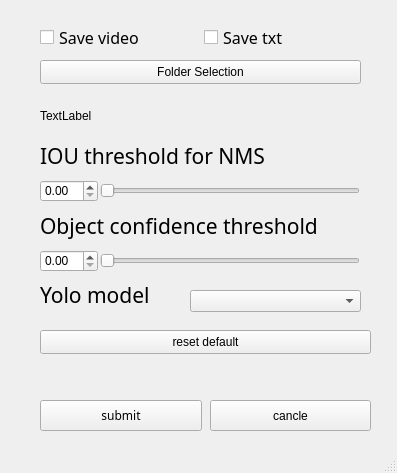
Above: win/setting.ui from sprinterxz/Wrong_way_detections before the change. Below: the same form after it.
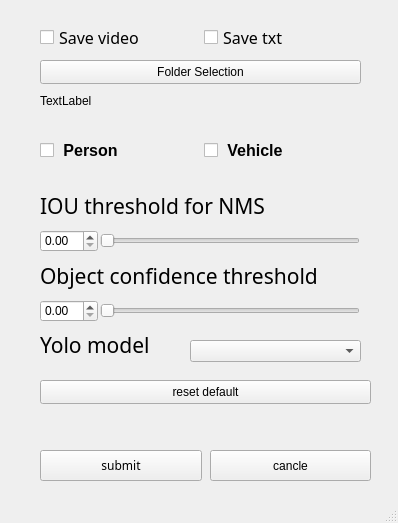
That is the form after the change.

Commit message: update detect person

Patch:
```diff
--- a/win/setting.ui
+++ b/win/setting.ui
@@ -6,8 +6,8 @@
    <rect>
     <x>0</x>
     <y>0</y>
-    <width>397</width>
-    <height>473</height>
+    <width>398</width>
+    <height>523</height>
    </rect>
   </property>
   <property name="windowTitle">
@@ -18,7 +18,7 @@
     <property name="geometry">
      <rect>
       <x>40</x>
-      <y>330</y>
+      <y>380</y>
       <width>331</width>
       <height>24</height>
      </rect>
@@ -31,9 +31,9 @@
     <property name="geometry">
      <rect>
       <x>40</x>
-      <y>100</y>
+      <y>90</y>
       <width>331</width>
-      <height>31</height>
+      <height>21</height>
      </rect>
     </property>
     <property name="text">
@@ -90,7 +90,7 @@
     <property name="geometry">
      <rect>
       <x>40</x>
-      <y>140</y>
+      <y>190</y>
       <width>321</width>
       <height>32</height>
      </rect>
@@ -109,7 +109,7 @@
     <property name="geometry">
      <rect>
       <x>40</x>
-      <y>210</y>
+      <y>260</y>
       <width>321</width>
       <height>32</height>
      </rect>
@@ -128,7 +128,7 @@
     <property name="geometry">
      <rect>
       <x>40</x>
-      <y>180</y>
+      <y>230</y>
       <width>58</width>
       <height>22</height>
      </rect>
@@ -138,7 +138,7 @@
     <property name="geometry">
      <rect>
       <x>100</x>
-      <y>180</y>
+      <y>230</y>
       <width>260</width>
       <height>22</height>
      </rect>
@@ -154,7 +154,7 @@
     <property name="geometry">
      <rect>
       <x>40</x>
-      <y>250</y>
+      <y>300</y>
       <width>58</width>
       <height>22</height>
      </rect>
@@ -164,7 +164,7 @@
     <property name="geometry">
      <rect>
       <x>100</x>
-      <y>250</y>
+      <y>300</y>
       <width>260</width>
       <height>22</height>
      </rect>
@@ -180,7 +180,7 @@
     <property name="geometry">
      <rect>
       <x>40</x>
-      <y>280</y>
+      <y>330</y>
       <width>131</width>
       <height>51</height>
      </rect>
@@ -208,7 +208,7 @@
     <property name="geometry">
      <rect>
       <x>190</x>
-      <y>290</y>
+      <y>340</y>
       <width>171</width>
       <height>22</height>
      </rect>
@@ -221,7 +221,7 @@
     <property name="geometry">
      <rect>
       <x>40</x>
-      <y>400</y>
+      <y>450</y>
       <width>162</width>
       <height>31</height>
      </rect>
@@ -239,7 +239,7 @@
     <property name="geometry">
      <rect>
       <x>210</x>
-      <y>400</y>
+      <y>450</y>
       <width>161</width>
       <height>31</height>
      </rect>
@@ -261,6 +261,46 @@
      <string>Folder Selection</string>
     </property>
    </widget>
+   <widget class="QWidget" name="gridLayoutWidget">
+    <property name="geometry">
+     <rect>
+      <x>40</x>
+      <y>130</y>
+      <width>321</width>
+      <height>41</height>
+     </rect>
+    </property>
+    <layout class="QGridLayout" name="gridLayout">
+     <item row="0" column="0">
+      <widget class="QCheckBox" name="checkBox_person">
+       <property name="font">
+        <font>
+         <pointsize>12</pointsize>
+         <weight>75</weight>
+         <bold>true</bold>
+        </font>
+       </property>
+       <property name="text">
+        <string> Person</string>
+       </property>
+      </widget>
+     </item>
+     <item row="0" column="1">
+      <widget class="QCheckBox" name="checkBox_vehicle">
+       <property name="font">
+        <font>
+         <pointsize>12</pointsize>
+         <weight>75</weight>
+         <bold>true</bold>
+        </font>
+       </property>
+       <property name="text">
+        <string> Vehicle</string>
+       </property>
+      </widget>
+     </item>
+    </layout>
+   </widget>
   </widget>
   <widget class="QStatusBar" name="statusbar"/>
  </widget>
```
The commit also changes 2 other files.
